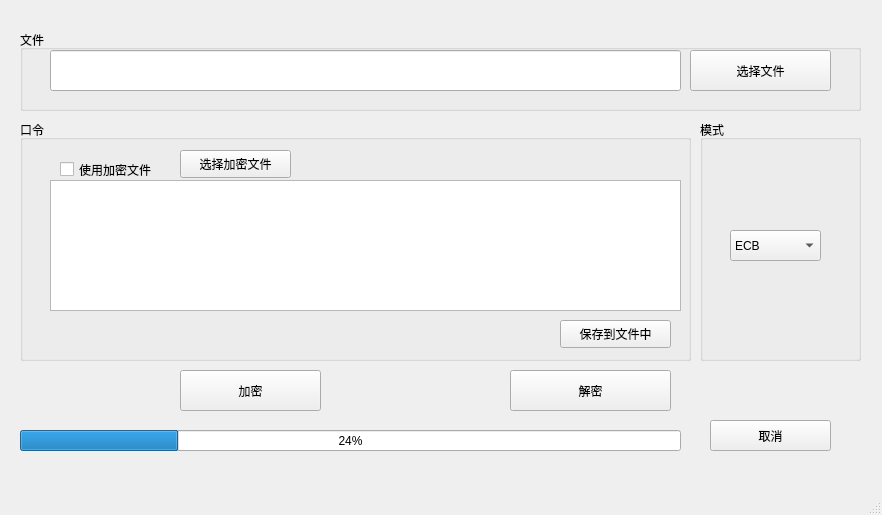
First picture: the form in AESandSHA/mainwindow.ui, repository congweiH/bishe, before the edit.
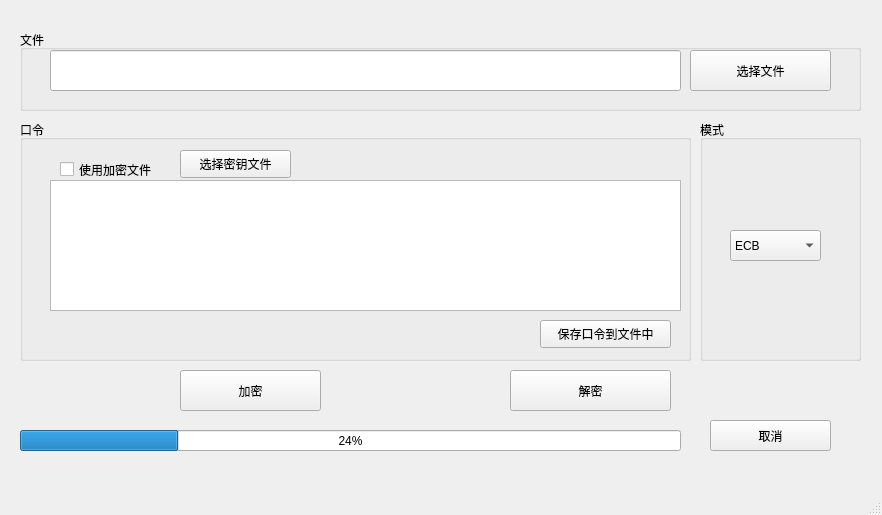
Second picture: the form after the edit.

What changed in the file:
```diff
--- a/AESandSHA/mainwindow.ui
+++ b/AESandSHA/mainwindow.ui
@@ -91,14 +91,14 @@
     <widget class="QPushButton" name="pB_savepasswd">
      <property name="geometry">
       <rect>
-       <x>540</x>
+       <x>520</x>
        <y>200</y>
-       <width>111</width>
+       <width>131</width>
        <height>28</height>
       </rect>
      </property>
      <property name="text">
-      <string>保存到文件中</string>
+      <string>保存口令到文件中</string>
      </property>
     </widget>
     <widget class="QPushButton" name="pB_passwdfile">
@@ -111,7 +111,7 @@
       </rect>
      </property>
      <property name="text">
-      <string>选择加密文件</string>
+      <string>选择密钥文件</string>
      </property>
     </widget>
     <widget class="QCheckBox" name="cB_usepasswdfile">
```
